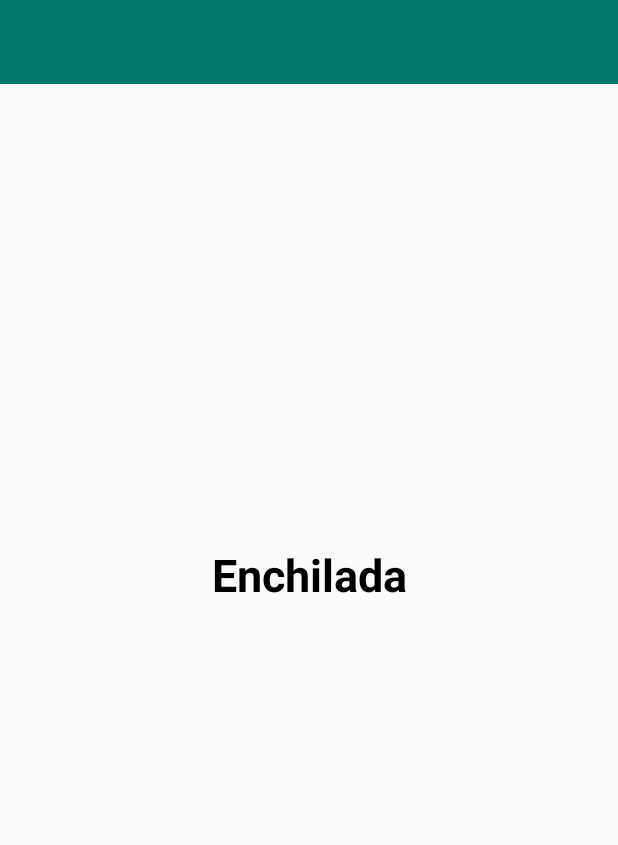
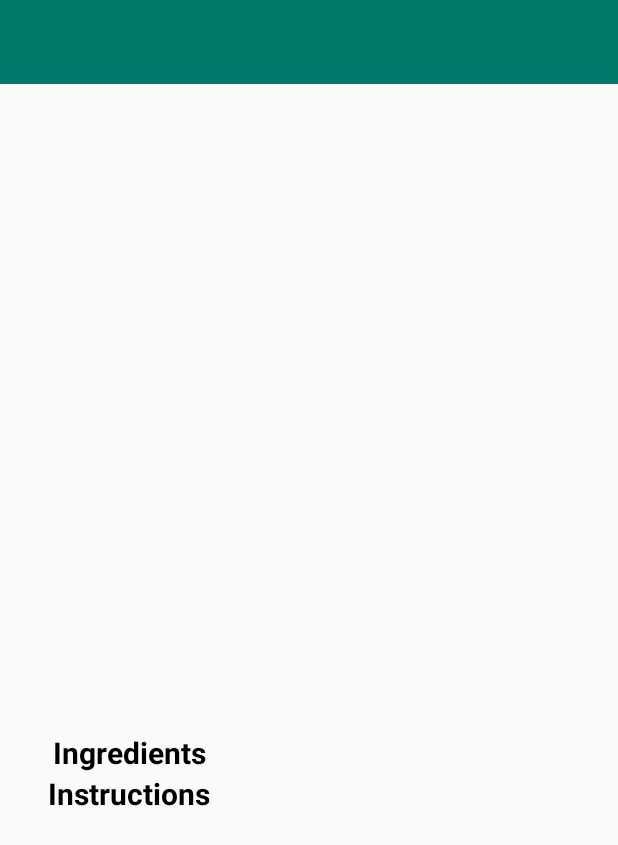
Before and after one commit to lynnlinx/Create, an Android app: the layout detailrecipe.xml on its own in the app's theme, with its tools: preview values and no code run, on a phone screen of 412 x 824 dp. Shown: the top 845 px of the screen. Run offline under Robolectric (Android 15) with nearby library versions, the phone set to English and light mode, and no system bars.

Commit message:
complete detail page

```diff
--- a/app/src/main/res/layout/detailrecipe.xml
+++ b/app/src/main/res/layout/detailrecipe.xml
@@ -43,9 +43,35 @@
                             android:layout_width="match_parent"
                             android:layout_height="100dp"
                             android:gravity="center"
-                            android:text="Enchilada"
                             android:textColor="@color/black"
                             android:textSize="30sp"
+                            android:textStyle="bold" />
+                        <TextView
+                            android:id="@+id/nutrients"
+                            android:layout_width="match_parent"
+                            android:layout_height="match_parent"
+                            android:paddingLeft="10dp"
+                            android:textColor="@color/wallet_holo_blue_light"
+                            android:textStyle="bold|italic"
+                            android:textSize="20sp" />
+
+                        <TextView
+                            android:id="@+id/others"
+                            android:layout_width="match_parent"
+                            android:layout_height="match_parent"
+                            android:paddingLeft="10dp"
+                            android:textColor="@color/black"
+                            android:textSize="20sp" />
+
+                        <TextView
+                            android:id="@+id/ingredients"
+                            android:layout_width="match_parent"
+                            android:layout_height="match_parent"
+                            android:gravity="center"
+                            android:text="Ingredients"
+                            android:paddingRight="240dp"
+                            android:textColor="@color/black"
+                            android:textSize="20sp"
                             android:textStyle="bold" />
 
                         <ListView
@@ -54,6 +80,25 @@
                             android:layout_width="fill_parent"
                             android:layout_height="fill_parent">
                         </ListView>
+
+                        <TextView
+                            android:id="@+id/instructions"
+                            android:layout_width="match_parent"
+                            android:layout_height="match_parent"
+                            android:gravity="center"
+                            android:text="Instructions"
+                            android:paddingRight="240dp"
+                            android:textColor="@color/black"
+                            android:textSize="20sp"
+                            android:textStyle="bold" />
+
+                        <ListView
+                            xmlns:android="http://schemas.android.com/apk/res/android"
+                            android:id="@+id/instructions_listview"
+                            android:layout_width="fill_parent"
+                            android:layout_height="fill_parent">
+                        </ListView>
+
                     </LinearLayout>
                 </ScrollView>
             </LinearLayout>
```
Also changed, not shown: app/src/main/java/com/example/linxing/create/DetailRecipeActivity.java (+33 -20 lines), app/src/main/java/com/example/linxing/create/RecipeDetailItem.java (+11 -4 lines), app/src/main/java/com/example/linxing/create/RecipelistActivity.java (+14 -0 lines).
